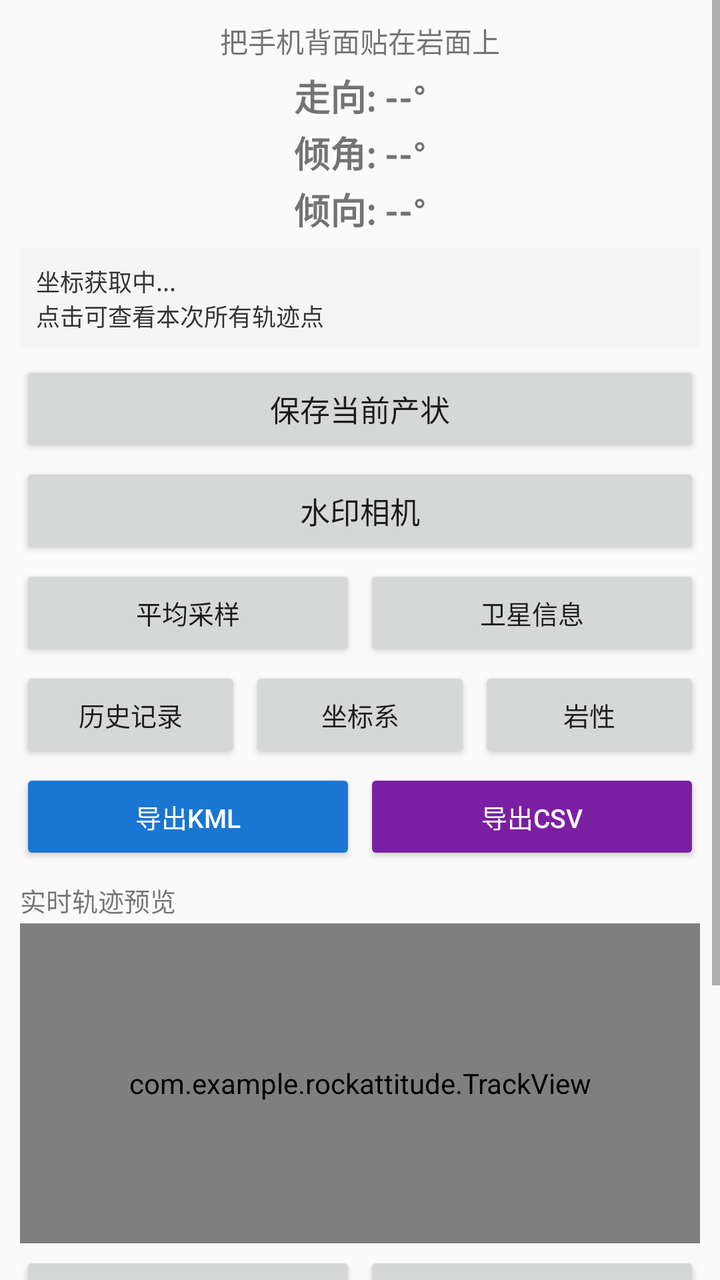
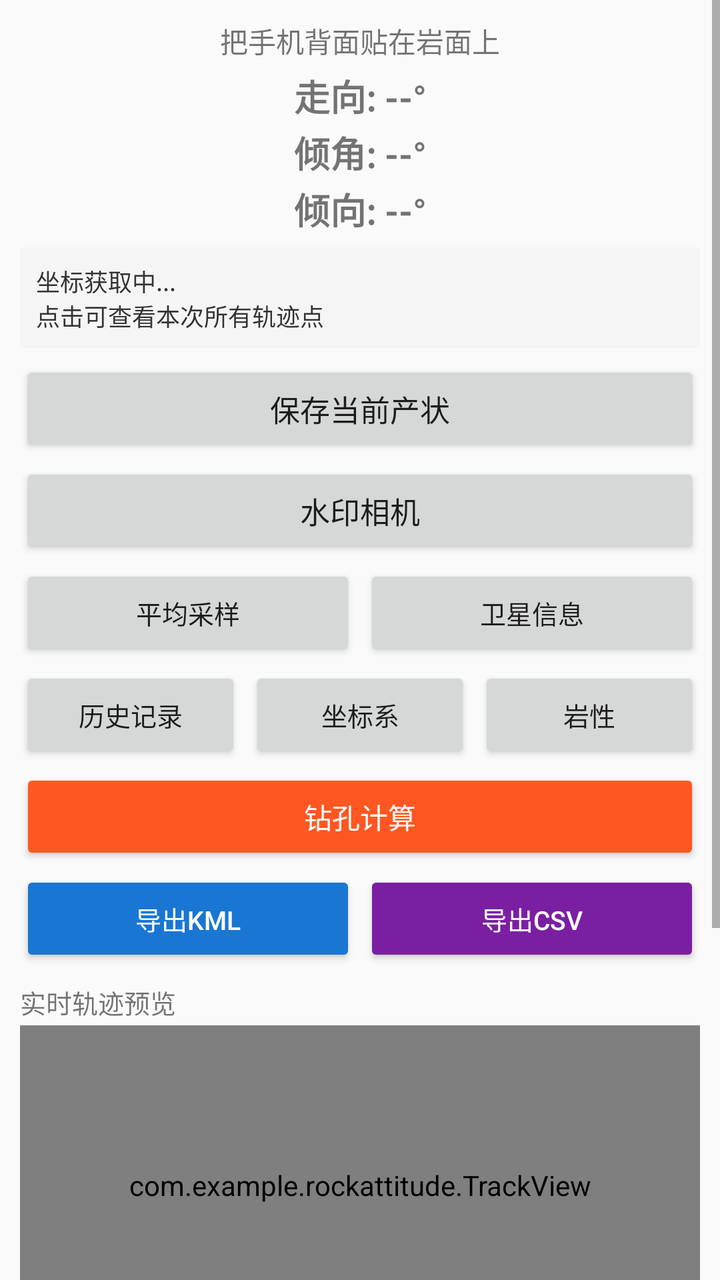

Screens rendered from an Android XML layout before and after an edit, with the pre-edit source and the edit as a unified diff.
<!-- AndroidManifest.xml: application theme Theme.AppCompat.Light.DarkActionBar -->
<!-- res/layout/activity_main.xml -->
<?xml version="1.0" encoding="utf-8"?>
<ScrollView xmlns:android="http://schemas.android.com/apk/res/android"
    android:layout_width="match_parent"
    android:layout_height="match_parent"
    android:fillViewport="true">

    <LinearLayout
        android:layout_width="match_parent"
        android:layout_height="wrap_content"
        android:orientation="vertical"
        android:padding="10dp">

        <TextView
            android:layout_width="match_parent"
            android:layout_height="wrap_content"
            android:text="把手机背面贴在岩面上"
            android:textSize="14sp"
            android:gravity="center"
            android:paddingBottom="4dp" />

        <TextView
            android:id="@+id/tvStrike"
            android:layout_width="match_parent"
            android:layout_height="wrap_content"
            android:text="走向: --°"
            android:textSize="18sp"
            android:textStyle="bold"
            android:gravity="center" />

        <TextView
            android:id="@+id/tvDip"
            android:layout_width="match_parent"
            android:layout_height="wrap_content"
            android:text="倾角: --°"
            android:textSize="18sp"
            android:textStyle="bold"
            android:gravity="center"
            android:paddingTop="2dp" />

        <TextView
            android:id="@+id/tvDipDir"
            android:layout_width="match_parent"
            android:layout_height="wrap_content"
            android:text="倾向: --°"
            android:textSize="18sp"
            android:textStyle="bold"
            android:gravity="center"
            android:paddingTop="2dp"
            android:paddingBottom="6dp" />

        
        <TextView
            android:id="@+id/tvCurrentCoord"
            android:layout_width="match_parent"
            android:layout_height="wrap_content"
            android:background="#F5F5F5"
            android:padding="8dp"
            android:textSize="12sp"
            android:textColor="#333333"
            android:text="坐标获取中...\n点击可查看本次所有轨迹点"
            android:layout_marginBottom="6dp" />

        <Button
            android:id="@+id/btnSave"
            android:layout_width="match_parent"
            android:layout_height="wrap_content"
            android:text="保存当前产状"
            android:textSize="15sp" />

        <Button
            android:id="@+id/btnCamera"
            android:layout_width="match_parent"
            android:layout_height="wrap_content"
            android:text="水印相机"
            android:textSize="15sp"
            android:layout_marginTop="3dp" />

        
        <LinearLayout
            android:layout_width="match_parent"
            android:layout_height="wrap_content"
            android:orientation="horizontal"
            android:layout_marginTop="3dp">

            <Button
                android:id="@+id/btnAverage"
                android:layout_width="0dp"
                android:layout_height="wrap_content"
                android:layout_weight="1"
                android:text="平均采样"
                android:textSize="13sp" />

            <Button
                android:id="@+id/btnSatellite"
                android:layout_width="0dp"
                android:layout_height="wrap_content"
                android:layout_weight="1"
                android:text="卫星信息"
                android:textSize="13sp"
                android:layout_marginStart="4dp" />
        </LinearLayout>

        
        <LinearLayout
            android:layout_width="match_parent"
            android:layout_height="wrap_content"
            android:orientation="horizontal"
            android:layout_marginTop="3dp">

            <Button
                android:id="@+id/btnHistoryMain"
                android:layout_width="0dp"
                android:layout_height="wrap_content"
                android:layout_weight="1"
                android:text="历史记录"
                android:textSize="13sp" />

            <Button
                android:id="@+id/btnCoord"
                android:layout_width="0dp"
                android:layout_height="wrap_content"
                android:layout_weight="1"
                android:text="坐标系"
                android:textSize="13sp"
                android:layout_marginStart="4dp" />

            <Button
                android:id="@+id/btnLithology"
                android:layout_width="0dp"
                android:layout_height="wrap_content"
                android:layout_weight="1"
                android:text="岩性"
                android:textSize="13sp"
                android:layout_marginStart="4dp" />
        </LinearLayout>

        
        <LinearLayout
            android:layout_width="match_parent"
            android:layout_height="wrap_content"
            android:orientation="horizontal"
            android:layout_marginTop="3dp">

            <Button
                android:id="@+id/btnExportKml"
                android:layout_width="0dp"
                android:layout_height="wrap_content"
                android:layout_weight="1"
                android:text="导出KML"
                android:textSize="13sp"
                android:backgroundTint="#1976D2"
                android:textColor="#FFFFFF" />

            <Button
                android:id="@+id/btnExportCsv"
                android:layout_width="0dp"
                android:layout_height="wrap_content"
                android:layout_weight="1"
                android:text="导出CSV"
                android:textSize="13sp"
                android:layout_marginStart="4dp"
                android:backgroundTint="#7B1FA2"
                android:textColor="#FFFFFF" />
        </LinearLayout>

        
        <TextView
            android:layout_width="match_parent"
            android:layout_height="wrap_content"
            android:text="实时轨迹预览"
            android:textSize="13sp"
            android:paddingTop="8dp"
            android:paddingBottom="2dp" />

        <com.example.rockattitude.TrackView
            android:id="@+id/trackView"
            android:layout_width="match_parent"
            android:layout_height="160dp"
            android:background="#F0F0F0" />

        <LinearLayout
            android:layout_width="match_parent"
            android:layout_height="wrap_content"
            android:orientation="horizontal"
            android:paddingTop="4dp">

            <Button
                android:id="@+id/btnTrackToggle"
                android:layout_width="0dp"
                android:layout_height="wrap_content"
                android:layout_weight="1"
                android:text="开始记录轨迹"
                android:textSize="13sp" />

            <Button
                android:id="@+id/btnNavigate"
                android:layout_width="0dp"
                android:layout_height="wrap_content"
                android:layout_weight="1"
                android:text="导航"
                android:textSize="13sp"
                android:layout_marginStart="4dp" />
        </LinearLayout>

        <TextView
            android:id="@+id/tvNavInfo"
            android:layout_width="match_parent"
            android:layout_height="wrap_content"
            android:text=""
            android:textSize="12sp"
            android:paddingTop="2dp"
            android:textColor="#D32F2F" />

        
        <TextView
            android:layout_width="match_parent"
            android:layout_height="wrap_content"
            android:text="今日保存记录（点击查看全部）"
            android:textSize="13sp"
            android:paddingTop="8dp"
            android:paddingBottom="2dp" />

        <TextView
            android:id="@+id/tvLatestRecord"
            android:layout_width="match_parent"
            android:layout_height="wrap_content"
            android:background="#F8F8F8"
            android:padding="10dp"
            android:textSize="13sp"
            android:textColor="#333333"
            android:text="暂无记录"
            android:minHeight="60dp" />

        
        <TextView
            android:layout_width="match_parent"
            android:layout_height="wrap_content"
            android:text="此软件所有版权归1037HLY所有"
            android:textSize="11sp"
            android:textColor="#9E9E9E"
            android:gravity="center"
            android:paddingTop="16dp"
            android:paddingBottom="8dp" />
    </LinearLayout>
</ScrollView>
<!-- resources referenced by this layout -->
<resources>

</resources>

<!-- the commit's change to res/layout/activity_main.xml (unified diff, before → after) -->
@@ -135,6 +135,17 @@
         </LinearLayout>
 
         
+        <Button
+            android:id="@+id/btnBorehole"
+            android:layout_width="match_parent"
+            android:layout_height="wrap_content"
+            android:text="钻孔计算"
+            android:textSize="14sp"
+            android:layout_marginTop="3dp"
+            android:backgroundTint="#FF5722"
+            android:textColor="#FFFFFF" />
+
+        
         <LinearLayout
             android:layout_width="match_parent"
             android:layout_height="wrap_content"
